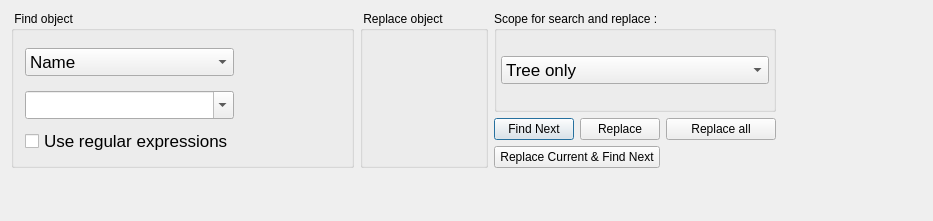
First picture: the form in src/gui/findobjectwidget_q.ui, repository fwbuilder/fwbuilder, before the edit.
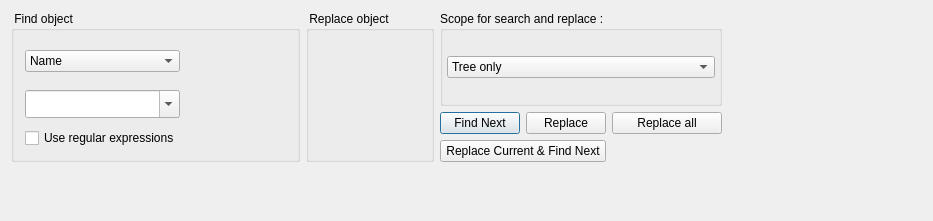
Second picture: the form after the edit. Custom widgets are drawn as their Qt base class.

Patch:
```diff
--- a/src/gui/findobjectwidget_q.ui
+++ b/src/gui/findobjectwidget_q.ui
@@ -9,10 +9,7 @@
     <height>221</height>
    </rect>
   </property>
-  <property name="font" >
-   <font/>
-  </property>
-  <property name="windowTitle" >
+  <property name="windowTitle">
    <string>Form1</string>
   </property>
   <layout class="QGridLayout" name="gridLayout_3" >
@@ -24,12 +21,7 @@
        <verstretch>0</verstretch>
       </sizepolicy>
      </property>
-     <property name="font" >
-      <font>
-       <pointsize>9</pointsize>
-      </font>
-     </property>
-     <property name="title" >
+     <property name="title">
       <string> Find object</string>
      </property>
      <layout class="QGridLayout" >
@@ -54,13 +46,8 @@
         </property>
        </widget>
       </item>
-      <item row="0" column="0" >
-       <widget class="QComboBox" name="attribute" >
-        <property name="font" >
-         <font>
-          <pointsize>13</pointsize>
-         </font>
-        </property>
+      <item row="0" column="0">
+       <widget class="QComboBox" name="attribute">
         <item>
          <property name="text" >
           <string>Name</string>
@@ -100,14 +87,9 @@
         </property>
        </widget>
       </item>
-      <item row="2" column="0" >
-       <widget class="QCheckBox" name="useRegexp" >
-        <property name="font" >
-         <font>
-          <pointsize>13</pointsize>
-         </font>
-        </property>
-        <property name="text" >
+      <item row="2" column="0">
+       <widget class="QCheckBox" name="useRegexp">
+        <property name="text">
          <string>Use regular expressions</string>
         </property>
        </widget>
@@ -123,12 +105,7 @@
        <verstretch>0</verstretch>
       </sizepolicy>
      </property>
-     <property name="font" >
-      <font>
-       <pointsize>9</pointsize>
-      </font>
-     </property>
-     <property name="title" >
+     <property name="title">
       <string> Replace object </string>
      </property>
      <layout class="QGridLayout" name="gridLayout" >
@@ -171,25 +148,15 @@
        <verstretch>0</verstretch>
       </sizepolicy>
      </property>
-     <property name="font" >
-      <font>
-       <pointsize>9</pointsize>
-      </font>
-     </property>
-     <property name="title" >
+     <property name="title">
       <string>Scope for search and replace :</string>
      </property>
      <layout class="QGridLayout" >
       <property name="margin" >
        <number>4</number>
       </property>
-      <item row="0" column="0" >
-       <widget class="QComboBox" name="srScope" >
-        <property name="font" >
-         <font>
-          <pointsize>13</pointsize>
-         </font>
-        </property>
+      <item row="0" column="0">
+       <widget class="QComboBox" name="srScope">
         <item>
          <property name="text" >
           <string>Tree only</string>
@@ -303,7 +270,7 @@
    </item>
   </layout>
  </widget>
- <layoutdefault spacing="6" margin="11" />
+ <layoutdefault spacing="6" margin="11"/>
  <customwidgets>
   <customwidget>
    <class>FWObjectDropArea</class>
```
Left out of the diff: 205 changed lines with no effect on the pictures.
